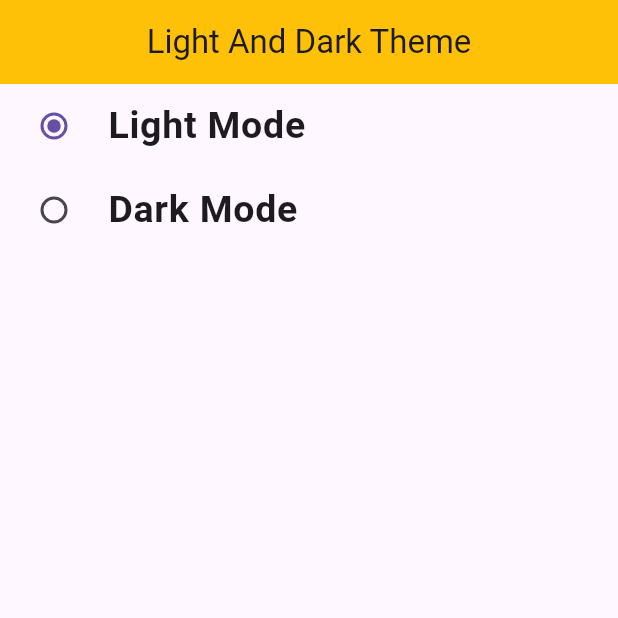
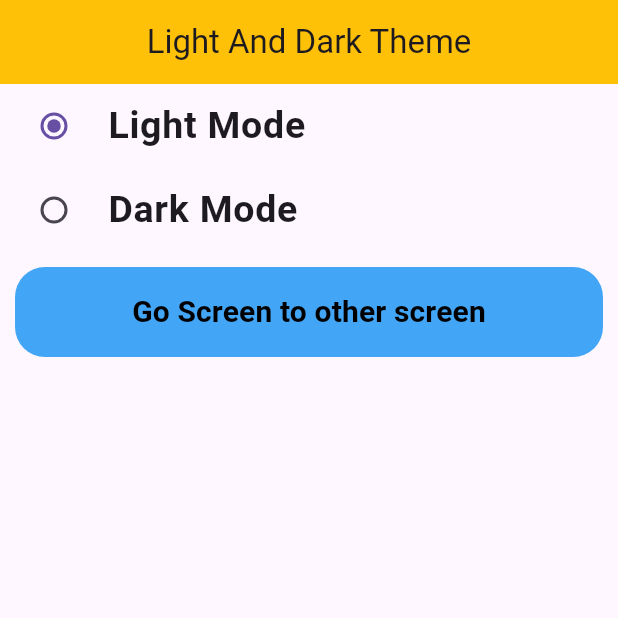
Before and after one commit to Ruhan130/ProvidersExample, a Flutter app: the screen it shows after launch, on a phone screen of 412 x 824 dp, the top half of it. Run offline on Flutter 3.47's test engine with Material 3 defaults, Android fonts, the phone set to English and light mode, and no system bars.

Commit message:
Complete Light and Dark theme

```diff
--- a/lib/ThemeProviderView.dart
+++ b/lib/ThemeProviderView.dart
@@ -1,4 +1,5 @@
 import 'package:flutter/material.dart';
+import 'package:project/ScreenOne.dart';
 import 'package:project/provider/themeProvider.dart';
 import 'package:provider/provider.dart';
 
@@ -21,16 +22,42 @@ class _ThemeproviderviewState extends State<Themeproviderview> {
       body: Column(
         children: [
           RadioListTile(
-              title: const Text("Light Mode",style: TextStyle(fontWeight: FontWeight.bold,fontSize: 25)),
+              title: const Text(
+                "Light Mode",
+                style: TextStyle(fontWeight: FontWeight.bold, fontSize: 25),
+              ),
               value: ThemeMode.light,
               groupValue: themeChanger.themeMode,
               onChanged: themeChanger.setTheme),
           RadioListTile(
-              title: const Text("Dark Mode",style: TextStyle(fontWeight: FontWeight.bold,fontSize: 25),),
+              title: const Text(
+                "Dark Mode",
+                style: TextStyle(fontWeight: FontWeight.bold, fontSize: 25),
+              ),
               value: ThemeMode.dark,
               groupValue: themeChanger.themeMode,
               onChanged: themeChanger.setTheme),
-
+          Container(
+            margin: const EdgeInsets.all(10),
+            height: 60,
+            width: double.infinity,
+            decoration: BoxDecoration(
+                borderRadius: BorderRadius.circular(20),
+                color: Colors.blue[400]),
+            child: TextButton(
+                onPressed: () {
+                  Navigator.push(
+                      context,
+                      MaterialPageRoute(
+                        builder: (context) => const Screenone(),
+                      ));
+                },
+                child:  Text(
+                  "Go Screen to other screen",
+                  style: TextStyle(color: Theme.of(context).primaryColor,fontSize: 20, fontWeight: FontWeight.bold),
+                  textAlign: TextAlign.center,
+                )),
+          )
         ],
       ),
     );
--- a/lib/main.dart
+++ b/lib/main.dart
@@ -1,5 +1,4 @@
 import 'package:flutter/material.dart';
-// import 'package:project/CountProviderExample.dart';
 import 'package:project/ThemeProviderView.dart';
 import 'package:project/provider/CountProvider.dart';
 import 'package:project/provider/ExampleOneProvider.dart';
@@ -37,11 +36,14 @@ class MyApp extends StatelessWidget {
             theme: ThemeData(
               brightness: Brightness.light,
               primarySwatch: Colors.blue,
-              appBarTheme: AppBarTheme(backgroundColor: Colors.amber),
+               primaryColor: Colors.black,
+              appBarTheme: const AppBarTheme(backgroundColor: Colors.amber),
             ),
             darkTheme: ThemeData(
               brightness: Brightness.dark,
-              appBarTheme: AppBarTheme(backgroundColor: Colors.teal),
+              primaryColor: Colors.white,
+              primarySwatch: Colors.blue,
+              appBarTheme: const AppBarTheme(backgroundColor: Colors.teal),
             ),
             home: const Themeproviderview(),
           );
```
Also changed, not shown: lib/ScreenOne.dart (added, +48 -0 lines), lib/ScreenTwo.dart (added, +23 -0 lines).
